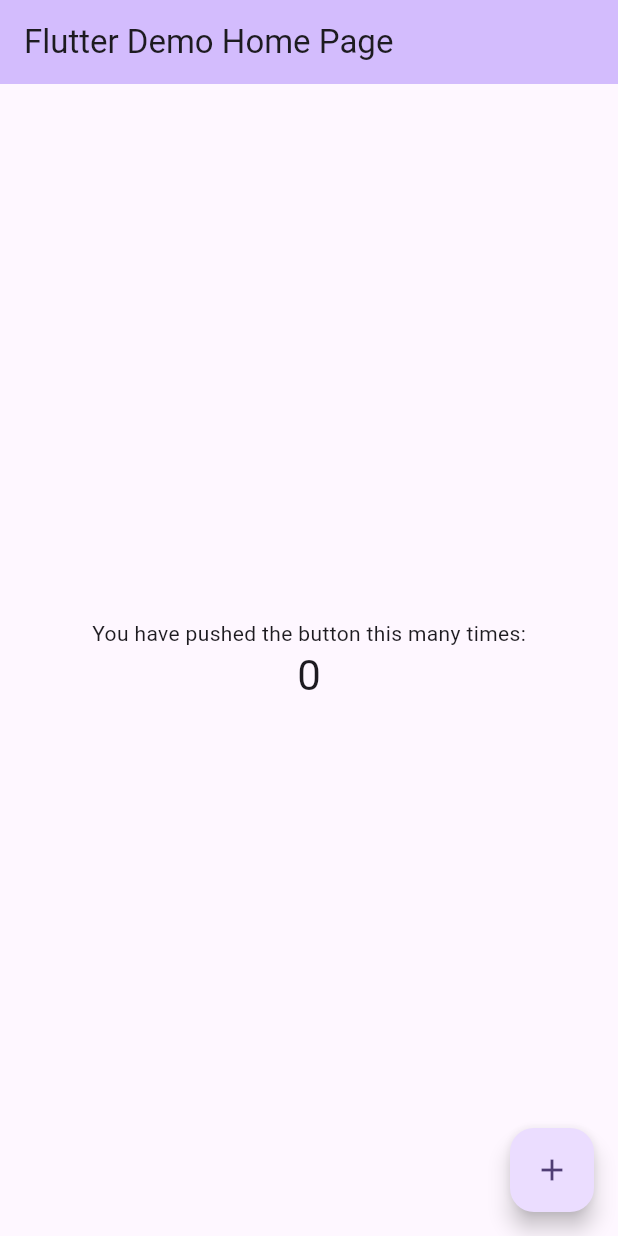
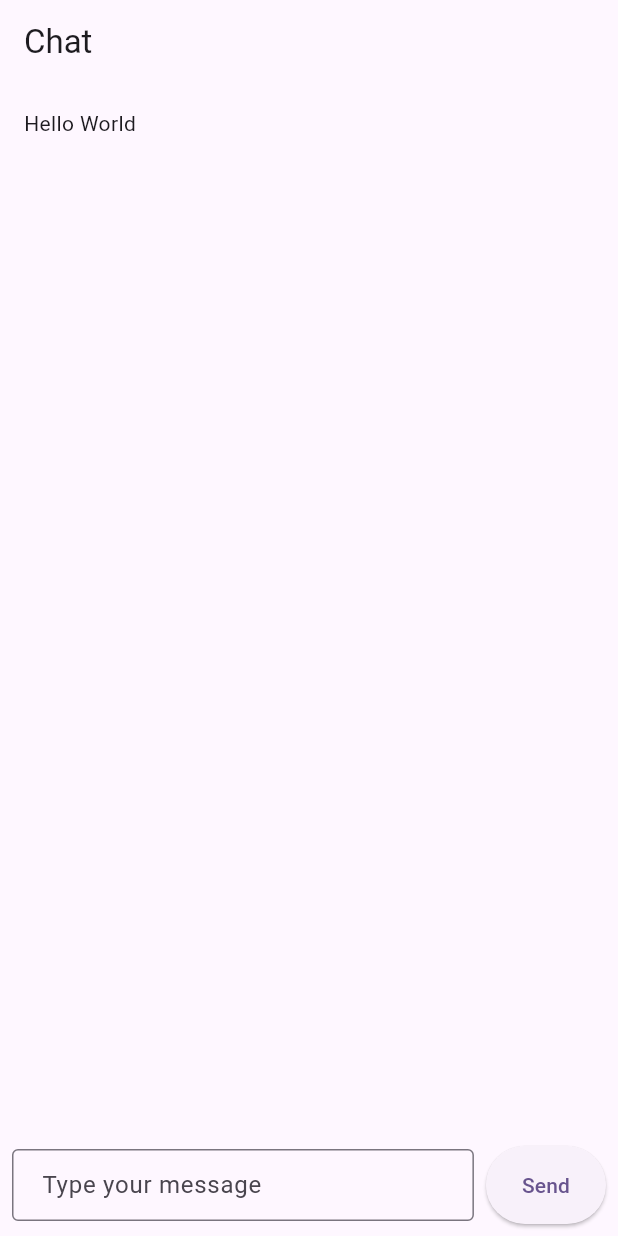
Before and after one commit to Abelmalu/Instagram-clone, a Flutter app: the screen it shows after launch, on a phone screen of 412 x 824 dp. Run offline on Flutter 3.47's test engine with Material 3 defaults, Android fonts, the phone set to English and light mode, and no system bars; our stand-ins replace bloc; network calls fail.

Commit message:
bloc added

```diff
--- /dev/null
+++ b/lib/feature/chat/bloc/chat_bloc.dart
@@ -0,0 +1,18 @@
+import 'dart:async';
+
+import 'package:bloc/bloc.dart';
+import 'package:meta/meta.dart';
+
+part 'chat_event.dart';
+part 'chat_state.dart';
+
+class ChatBloc extends Bloc<ChatEvent, ChatState> {
+  ChatBloc() : super(ChatInitialState()) {
+    on<ChatInitialEvent>(chatInitialEvent);
+  }
+
+  FutureOr<void> chatInitialEvent(
+      ChatEvent event, Emitter<ChatState> emit) async {
+    emit(ChatInitialState());
+  }
+}
--- /dev/null
+++ b/lib/feature/chat/bloc/chat_event.dart
@@ -0,0 +1,6 @@
+part of 'chat_bloc.dart';
+
+@immutable
+sealed class ChatEvent {}
+
+final class ChatInitialEvent extends ChatEvent{}
--- /dev/null
+++ b/lib/feature/chat/ui/chat.dart
@@ -0,0 +1,108 @@
+import 'package:flutter/material.dart';
+import 'package:web_socket_channel/web_socket_channel.dart';
+import 'package:web_socket_channel/status.dart' as status;
+import 'dart:convert';
+
+
+class MyHomePage extends StatefulWidget {
+  const MyHomePage({super.key, required this.title});
+
+  final String title;
+
+  @override
+  State<MyHomePage> createState() => _MyHomePageState();
+}
+
+class _MyHomePageState extends State<MyHomePage> {
+  final textController = TextEditingController();
+  late final WebSocketChannel channel;
+
+  @override
+  void initState() {
+    // TODO: implement initState
+    // Original onPressed content remains unchanged
+    final wsUrl = 'ws://127.0.0.1:9000/app/buwwgidiaivdzinfonqa';
+    channel = WebSocketChannel.connect(Uri.parse(wsUrl));
+    final subscription = {
+      "event": "pusher:subscribe",
+      "data": {"channel": "test-channel"}
+    };
+    channel.sink.add(jsonEncode(subscription));
+
+    channel.stream.listen(
+      (message) {
+        print('Received: $message');
+        final jsonMessage = jsonDecode(message);
+        if (jsonMessage['event'] == 'TestEvent') {
+          print('Actual message received: ${jsonMessage['data']}');
+        }
+        if (jsonMessage['event'] == 'pusher:ping') {
+          channel.sink.add(jsonEncode({'event': 'pusher:pong', 'data': {}}));
+        }
+      },
+      onDone: () => print('Connection closed.'),
+      onError: (error) => print('Error: $error'),
+    );
+
+    super.initState();
+  }
+
+  @override
+  Widget build(BuildContext context) {
+    return Scaffold(
+      appBar: AppBar(
+        title: Text(widget.title),
+      ),
+      body: Column(
+        children: [
+          Expanded(
+            child: ListView(
+              padding: const EdgeInsets.all(16.0),
+              children: const [
+                Text('Hello World'), // Fixed typo and added proper styling
+                // Add more message widgets here as needed
+              ],
+            ),
+          ),
+          Padding(
+            padding: const EdgeInsets.all(8.0),
+            child: Row(
+              children: [
+                Expanded(
+                  child: TextField(
+                    controller: textController,
+                    decoration: InputDecoration(
+                      labelText: 'Type your message',
+                      border: OutlineInputBorder(),
+                      contentPadding: EdgeInsets.symmetric(horizontal: 16.0),
+                    ),
+                  ),
+                ),
+                const SizedBox(width: 8.0),
+                ElevatedButton(
+                  style: ElevatedButton.styleFrom(
+                    padding: const EdgeInsets.symmetric(
+                        vertical: 16.0, horizontal: 24.0),
+                  ),
+                  onPressed: () {
+                    final smessage = {
+                      "event": "client-TestEvent", // Note the "client-" prefix
+                      "channel":
+                          "test-channel", // Use private/presence channel for client events
+                      "data": {
+                        "message": textController.text,
+                        "sender": "flutter_user"
+                      }
+                    };
+                    channel.sink.add(jsonEncode(smessage));
+                  },
+                  child: const Text('Send'),
+                ),
+              ],
+            ),
+          ),
+        ],
+      ),
+    );
+  }
+}
--- a/lib/main.dart
+++ b/lib/main.dart
@@ -1,154 +1,22 @@
 import 'package:flutter/material.dart';
-import 'package:socket_io_client/socket_io_client.dart' as IO;
-import 'package:web_socket_channel/web_socket_channel.dart';
-import 'package:web_socket_channel/status.dart' as status;
-import 'dart:convert';
+
+
+import 'feature/chat/ui/chat.dart';
 
 void main() {
   runApp(MyApp());
-
-
-
-
 }
 
 class MyApp extends StatelessWidget {
-  // This widget is the root of your application.
   @override
   Widget build(BuildContext context) {
     return MaterialApp(
-      title: 'Flutter Demo',
+      title: 'Chat Application',
       theme: ThemeData(
-        // This is the theme of your application.
-        //
-        // TRY THIS: Try running your application with "flutter run". You'll see
-        // the application has a purple toolbar. Then, without quitting the app,
-        // try changing the seedColor in the colorScheme below to Colors.green
-        // and then invoke "hot reload" (save your changes or press the "hot
-        // reload" button in a Flutter-supported IDE, or press "r" if you used
-        // the command line to start the app).
-        //
-        // Notice that the counter didn't reset back to zero; the application
-        // state is not lost during the reload. To reset the state, use hot
-        // restart instead.
-        //
-        // This works for code too, not just values: Most code changes can be
-        // tested with just a hot reload.
         colorScheme: ColorScheme.fromSeed(seedColor: Colors.deepPurple),
         useMaterial3: true,
       ),
-      home: const MyHomePage(title: 'Flutter Demo Home Page'),
+      home: const MyHomePage(title: 'Chat'),
     );
   }
 }
-
-class MyHomePage extends StatefulWidget {
-  const MyHomePage({super.key, required this.title});
-
-  // This widget is the home page of your application. It is stateful, meaning
-  // that it has a State object (defined below) that contains fields that affect
-  // how it looks.
-
-  // This class is the configuration for the state. It holds the values (in this
-  // case the title) provided by the parent (in this case the App widget) and
-  // used by the build method of the State. Fields in a Widget subclass are
-  // always marked "final".
-
-  final String title;
-
-  @override
-  State<MyHomePage> createState() => _MyHomePageState();
-}
-
-class _MyHomePageState extends State<MyHomePage> {
-  int _counter = 0;
-
-  void _incrementCounter() {
-    setState(() {
-      // This call to setState tells the Flutter framework that something has
-      // changed in this State, which causes it to rerun the build method below
-      // so that the display can reflect the updated values. If we changed
-      // _counter without calling setState(), then the build method would not be
-      // called again, and so nothing would appear to happen.
-      _counter++;
-    });
-  }
-
-  @override
-  Widget build(BuildContext context) {
-    // This method is rerun every time setState is called, for instance as done
-    // by the _incrementCounter method above.
-    //
-    // The Flutter framework has been optimized to make rerunning build methods
-    // fast, so that you can just rebuild anything that needs updating rather
-    // than having to individually change instances of widgets.
-    return Scaffold(
-      appBar: AppBar(
-        // TRY THIS: Try changing the color here to a specific color (to
-        // Colors.amber, perhaps?) and trigger a hot reload to see the AppBar
-        // change color while the other colors stay the same.
-        backgroundColor: Theme.of(context).colorScheme.inversePrimary,
-        // Here we take the value from the MyHomePage object that was created by
-        // the App.build method, and use it to set our appbar title.
-        title: Text(widget.title),
-      ),
-      body: Center(
-        // Center is a layout widget. It takes a single child and positions it
-        // in the middle of the parent.
-        child: Column(
-          // Column is also a layout widget. It takes a list of children and
-          // arranges them vertically. By default, it sizes itself to fit its
-          // children horizontally, and tries to be as tall as its parent.
-          //
-          // Column has various properties to control how it sizes itself and
-          // how it positions its children. Here we use mainAxisAlignment to
-          // center the children vertically; the main axis here is the vertical
-          // axis because Columns are vertical (the cross axis would be
-          // horizontal).
-          //
-          // TRY THIS: Invoke "debug painting" (choose the "Toggle Debug Paint"
-          // action in the IDE, or press "p" in the console), to see the
-          // wireframe for each widget.
-          mainAxisAlignment: MainAxisAlignment.center,
-          children: <Widget>[
-            const Text(
-              'You have pushed the button this many times:',
-            ),
-            Text(
-              '$_counter',
-              style: Theme.of(context).textTheme.headlineMedium,
-            ),
-          ],
-        ),
-      ),
-      floatingActionButton: FloatingActionButton(
-        onPressed:(){
-
-           final wsUrl = 'ws://127.0.0.1:9000/app/x2bt1zyakor8axdpksb5';
-          final channel = WebSocketChannel.connect(Uri.parse(wsUrl));
-          final subscription = {
-            "event": "pusher:subscribe",
-            "data": {"channel": "test-channel"}
-          };
-          channel.sink.add(jsonEncode(subscription));
-          channel.stream.listen(
-            (message) {
-              print('Received: $message');
-            },
-            onDone: () {
-              print('Connection closed.');
-            },
-            onError: (error) {
-              print('Error: $error');
-            },
-          );
-
-
-
-        },
-        tooltip: 'Increment',
-        child: const Icon(Icons.add),
-      ), // This trailing comma makes auto-formatting nicer for build methods.
-    );
-  }
-}
--- a/pubspec.yaml
+++ b/pubspec.yaml
@@ -37,6 +37,8 @@ dependencies:
   cupertino_icons: ^1.0.8
   web_socket_channel: ^3.0.2
   socket_io_client: ^3.0.2
+  flutter_bloc: ^9.1.0
+  http: ^1.3.0
 
 dev_dependencies:
   flutter_test:
```
Also changed, not shown: lib/feature/chat/bloc/chat_state.dart (added, +14 -0 lines), pubspec.lock.
